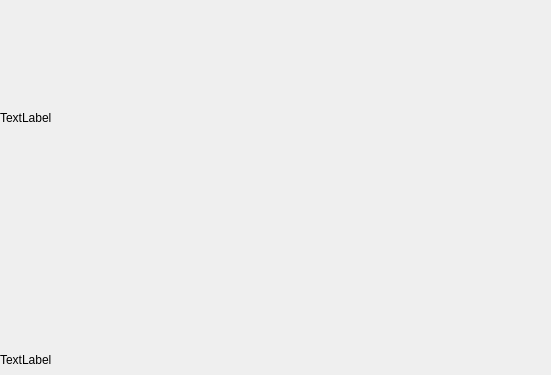
Qt form Pineter/Pineter.ui (cstrikest/Pineter) before a commit; both pictures show x 0 to 551 and y 107 to 482 of the 796 by 482 pixel window.
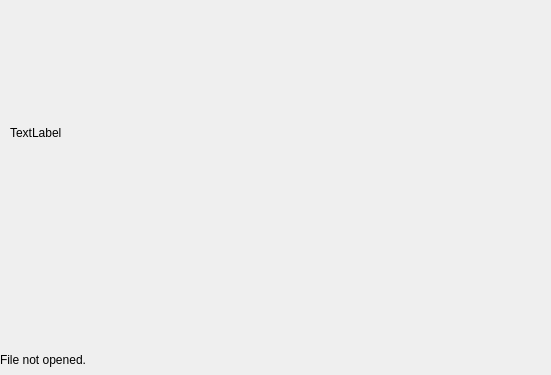
The same form after that commit.

The edit to the form file:
```diff
--- a/Pineter/Pineter.ui
+++ b/Pineter/Pineter.ui
@@ -30,16 +30,16 @@
      </rect>
     </property>
     <property name="text">
-     <string>TextLabel</string>
+     <string>File not opened.</string>
     </property>
    </widget>
    <widget class="QLabel" name="imageLabel">
     <property name="geometry">
      <rect>
-      <x>0</x>
-      <y>0</y>
-      <width>781</width>
-      <height>411</height>
+      <x>10</x>
+      <y>10</y>
+      <width>771</width>
+      <height>421</height>
      </rect>
     </property>
     <property name="text">
```
